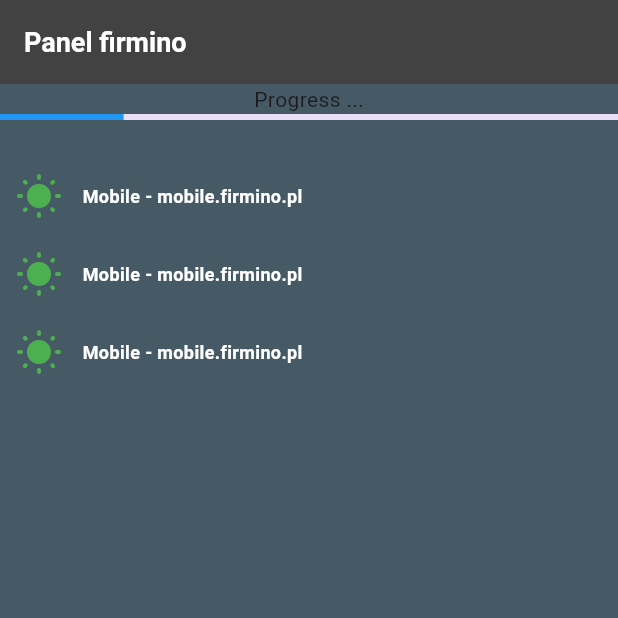
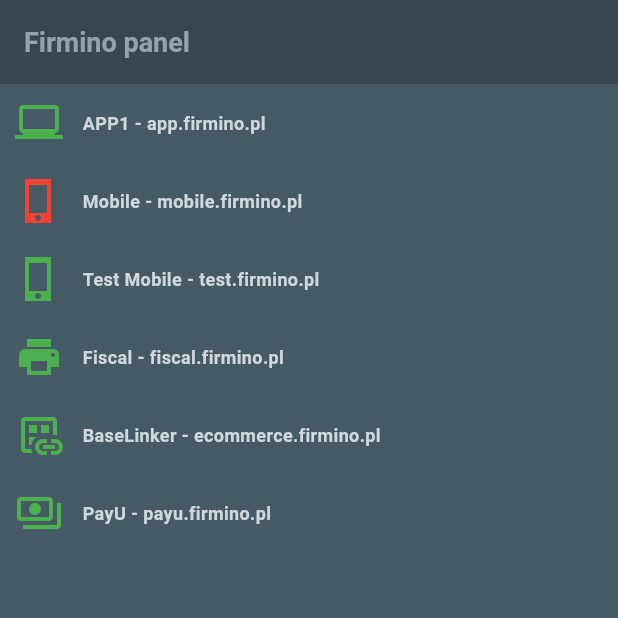
Before and after one commit to keruzam/firmino_panel, a Flutter app: the screen it shows after launch, on a phone screen of 412 x 824 dp, the top half of it. Run offline on Flutter 3.47's test engine with Material 3 defaults, Android fonts, the light colour scheme and no system bars.

Commit message:
params in custom widget

```diff
--- a/lib/main.dart
+++ b/lib/main.dart
@@ -11,6 +11,8 @@
   @override
   Widget build(BuildContext context) {
     return MaterialApp(
+      debugShowCheckedModeBanner: false,
+      theme: ThemeData.dark(),
       home: HomePage(),
     );
   }
@@ -22,12 +24,12 @@
     return Scaffold(
       backgroundColor: Colors.blueGrey.shade700,
       appBar: AppBar(
-        title: Text("Panel firmino", style: TextStyle(fontSize: 18.0, fontWeight: FontWeight.bold, color: Colors.white),),
-        backgroundColor: Colors.grey.shade800,
+        title: Text("Firmino panel", style: TextStyle(fontSize: 18.0, fontWeight: FontWeight.bold, color: Colors.blueGrey.shade300),),
+        backgroundColor: Colors.blueGrey.shade800,
       ),
       body: Column(
         children: [
-          ProgresBar(),
+          //ProgresBar(),
           TaskList(),
         ]
       ),
@@ -36,6 +38,12 @@
 }
 
 class MyRow extends StatelessWidget {
+  const MyRow({required this.label, this.icon = Icons.wb_sunny_rounded, this.iconColor = Colors.green});
+
+  final String label;
+  final IconData icon;
+  final Color iconColor;
+
   @override
   Widget build(BuildContext context) {
     return Row(
@@ -44,8 +52,8 @@
               //color: Colors.grey.shade600,
               child: Row(
                 children: [
-                  Container(padding: EdgeInsets.all(10.0), width: 40, child: Icon(Icons.wb_sunny_rounded, size: 32, color: Colors.green)),
-                  Container(margin: const EdgeInsets.only(left: 15.0), width: 300, child: Text('Mobile - mobile.firmino.pl', style: TextStyle(fontSize: 12.0, fontWeight: FontWeight.bold, color: Colors.white))),
+                  Container(padding: EdgeInsets.all(10.0), width: 40, child: Icon(icon, size: 32, color: iconColor)),
+                  Container(margin: const EdgeInsets.only(left: 15.0), width: 300, child: Text(label, style: TextStyle(fontSize: 12.0, fontWeight: FontWeight.bold, color: Colors.blueGrey.shade100))),
                 ],
               )
           )
@@ -72,9 +80,12 @@
   Widget build(BuildContext context) {
     return Column(
       children: [
-        MyRow(),
-        MyRow(),
-        MyRow(),
+        MyRow(label: 'APP1 - app.firmino.pl', icon: Icons.laptop_windows,),
+        MyRow(label: 'Mobile - mobile.firmino.pl', icon: Icons.phone_iphone_sharp, iconColor: Colors.red),
+        MyRow(label: 'Test Mobile - test.firmino.pl', icon: Icons.phone_iphone_sharp),
+        MyRow(label: 'Fiscal - fiscal.firmino.pl', icon: Icons.local_print_shop),
+        MyRow(label: 'BaseLinker - ecommerce.firmino.pl', icon: Icons.dataset_linked_outlined),
+        MyRow(label: 'PayU - payu.firmino.pl', icon: Icons.payments_outlined),
       ],
     );
   }
```
